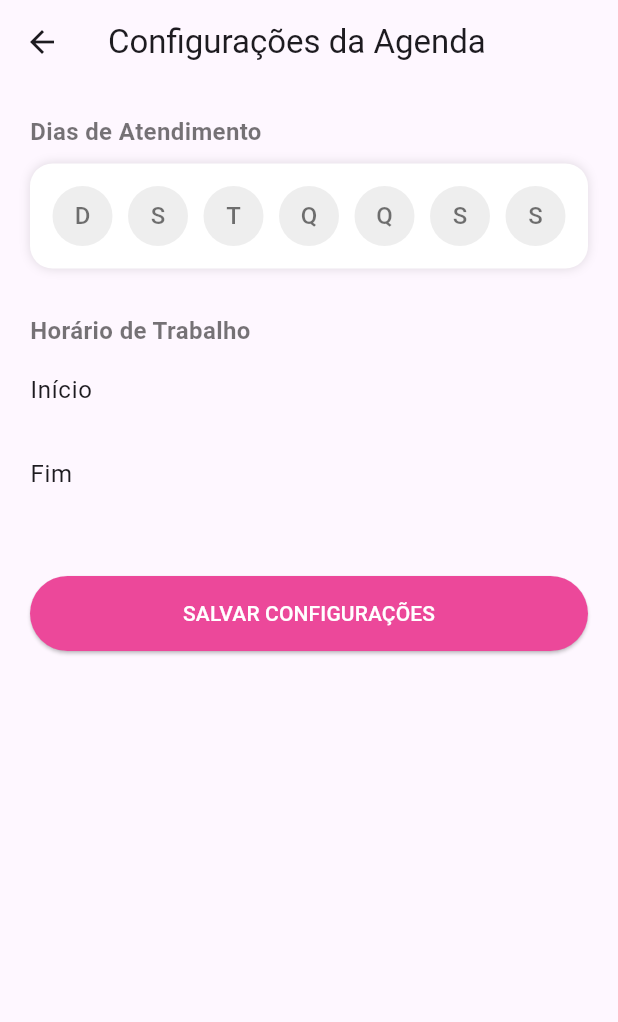
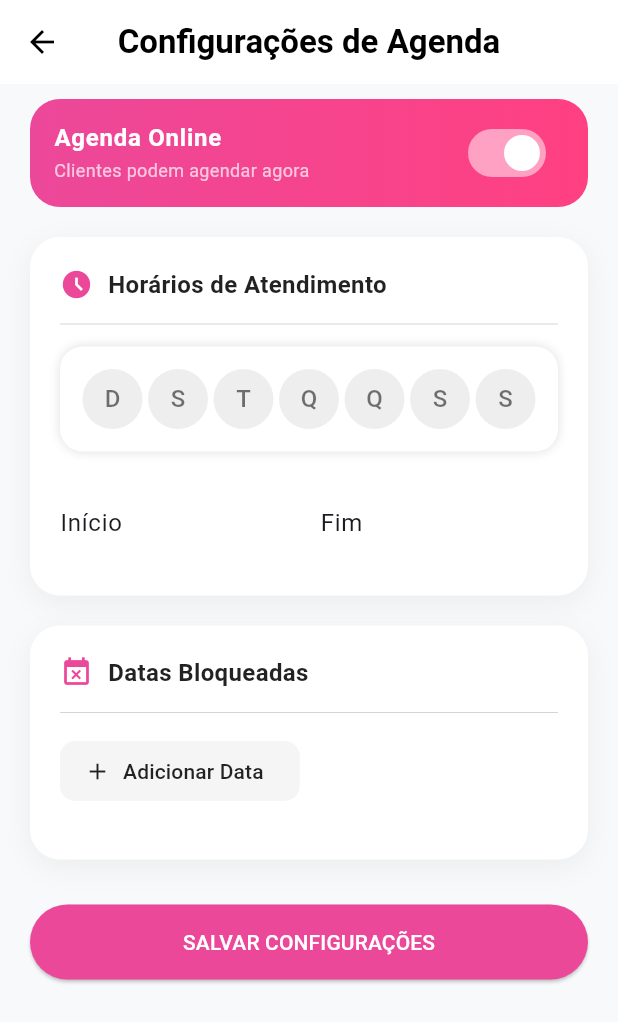
Before and after one commit to PAFONTINHAS/Projeto-Nail-Designer, a Flutter app: the ConfigPage screen opened directly, on a phone screen of 412 x 824 dp. Shown: the top 1022 px of the screen. Run offline on Flutter 3.47's test engine with Material 3 defaults, Android fonts, the phone set to English and light mode, and no system bars; our stand-ins replace cloud_firestore, cloud_functions, firebase_auth, firebase_core, firebase_messaging, logger; accounts and stored records are empty; generated files the repository leaves out were written again.

Commit message:
Configurações de agenda atualizadas. Agora datas individuais podem ser bloqueadas e todo o agendamento pode ser desabilitado. Melhora na UI

```diff
--- a/mobile/lib/features/configuracoes/data/models/agenda_model.dart
+++ b/mobile/lib/features/configuracoes/data/models/agenda_model.dart
@@ -1,4 +1,5 @@
 import 'package:cloud_firestore/cloud_firestore.dart';
+import 'package:mobile/core/utils/helpers.dart';
 import 'package:mobile/features/configuracoes/domain/entities/agenda.dart';
 
 class AgendaModel extends Agenda{
@@ -6,7 +7,9 @@ class AgendaModel extends Agenda{
   AgendaModel({
     required super.diasTrabalho,
     required super.horarioFim,
-    required super.horarioInicio
+    required super.horarioInicio,
+    required super.datasBloqueadas,
+    super.agendaAtiva
   });
 
   factory AgendaModel.fromSnapshot(DocumentSnapshot doc){
@@ -17,6 +20,32 @@ class AgendaModel extends Agenda{
       diasTrabalho: List<int>.from(data['diasTrabalho']),
       horarioFim: data['horarioFim'],
       horarioInicio: data['horarioInicio'],
+      datasBloqueadas: List<String>.from(data['datasBloqueadas'] ?? []),
+      agendaAtiva: data['agendaAtiva']
     );
   }
+
 }
+
+extension ListDateExtension on List<Timestamp>{
+
+  List<DateTime> converterDatas(){
+
+    if(isEmpty) return [];
+
+    final List<DateTime> datas = [];
+
+    for(final timestamp in this){
+
+      final dataConvertida = toDate(timestamp);
+
+      if(dataConvertida == null) continue;
+
+      datas.add(dataConvertida);
+    }
+
+    return datas;
+
+  }
+
+}
--- a/mobile/lib/features/configuracoes/domain/entities/agenda.dart
+++ b/mobile/lib/features/configuracoes/domain/entities/agenda.dart
@@ -2,28 +2,39 @@ class Agenda {
   final List<int> diasTrabalho;
   final String horarioInicio;
   final String horarioFim;
+  final List<String> datasBloqueadas;
+  final bool agendaAtiva;
+
 
   Agenda({
     required this.diasTrabalho,
     required this.horarioInicio,
     required this.horarioFim,
+    required this.datasBloqueadas,
+    this.agendaAtiva = true
   });
 
   Map<String, dynamic> toMap() => {
     'diasTrabalho': diasTrabalho,
     'horarioInicio': horarioInicio,
     'horarioFim': horarioFim,
+    'agendaAtiva': agendaAtiva,
+    'datasBloqueadas': datasBloqueadas
   };
 
   Agenda copyWith({
     List<int>? diasTrabalho,
     String? horarioInicio,
-    String? horarioFim
+    String? horarioFim,
+    List<String>? datasBloqueadas,
+    bool? agendaAtiva,
   }){
     return Agenda(
       horarioFim: horarioFim ?? this.horarioFim,
       diasTrabalho: diasTrabalho ?? this.diasTrabalho,
       horarioInicio: horarioInicio ?? this.horarioInicio,
+      datasBloqueadas: datasBloqueadas ?? this.datasBloqueadas,
+      agendaAtiva: agendaAtiva ?? this.agendaAtiva
     );
   }
 }
--- a/mobile/lib/features/configuracoes/presentation/controllers/configuracoes_controller.dart
+++ b/mobile/lib/features/configuracoes/presentation/controllers/configuracoes_controller.dart
@@ -27,10 +27,19 @@ class ConfiguracoesController extends ChangeNotifier{
   List<int> _selecionados  = [];
   List<int> get selecionados => _selecionados;
 
+  List<String> _datasBloqueadas = [];
+  List<String> get datasBloqueadas => _datasBloqueadas;
+
+  bool _agendaAtiva = true;
+  bool get agendaAtiva => _agendaAtiva;
+
+
   Future<void> fillAgenda() async{
     _selecionados = agenda?.diasTrabalho ?? [];
     _horarioInicio = agenda?.horarioInicio ?? _horarioInicio;
     _horarioFim = agenda?.horarioFim ?? _horarioFim;
+    _datasBloqueadas = agenda?.datasBloqueadas ?? _datasBloqueadas;
+    _agendaAtiva = agenda?.agendaAtiva ?? _agendaAtiva;
 
     notifyListeners();
   }
@@ -65,6 +74,38 @@ class ConfiguracoesController extends ChangeNotifier{
     notifyListeners();
   }
 
+  void toggleAgendaAtiva(bool value){
+    _agendaAtiva = value;
+    notifyListeners();
+  }
+
+  void addDataBloqueada(DateTime date){
+
+    List<String> updatedDates = List.from(_datasBloqueadas);
+
+    String dataFormatada = date.toIso8601String().split('T')[0];
+
+    if(!_datasBloqueadas.contains(dataFormatada)){
+
+      updatedDates.add(dataFormatada);
+    }
+
+    updatedDates.sort((a, b) => a.length.compareTo(b.length));
+
+    _datasBloqueadas = updatedDates;
+    notifyListeners();
+  }
+
+  void removeDataBloqueada(String date){
+    List<String> updatedDates = List.from(_datasBloqueadas);
+
+    updatedDates.remove(date);
+
+    _datasBloqueadas = updatedDates;
+
+    notifyListeners();
+
+  }
 
   Agenda? _agenda;
   Agenda? get agenda => _agenda;
@@ -82,7 +123,7 @@ class ConfiguracoesController extends ChangeNotifier{
 
   Future<Agenda> buildUpdatedAgenda() async{
 
-    return Agenda(diasTrabalho: _selecionados, horarioInicio: _horarioInicio, horarioFim: _horarioFim);
+    return Agenda(diasTrabalho: _selecionados, horarioInicio: _horarioInicio, horarioFim: _horarioFim, datasBloqueadas: datasBloqueadas, agendaAtiva: agendaAtiva);
   }
 
   Future<void> updateAgenda(Agenda agenda, BuildContext context) async{
--- a/mobile/lib/features/configuracoes/presentation/pages/config_page.dart
+++ b/mobile/lib/features/configuracoes/presentation/pages/config_page.dart
@@ -1,8 +1,10 @@
+import 'package:logger/logger.dart';
 import 'package:flutter/material.dart';
-import 'package:logger/logger.dart';
+import 'package:provider/provider.dart';
+import 'package:mobile/features/configuracoes/presentation/widgets/time_picker_widget.dart';
+import 'package:mobile/features/configuracoes/presentation/widgets/date_selector_widget.dart';
+import 'package:mobile/features/configuracoes/presentation/handlers/agenda_actions_handler.dart';
 import 'package:mobile/features/configuracoes/presentation/controllers/configuracoes_controller.dart';
-import 'package:mobile/features/configuracoes/presentation/handlers/agenda_actions_handler.dart';
-import 'package:provider/provider.dart';
 
 final logger = Logger();
 class ConfigPage extends StatefulWidget {
@@ -16,40 +18,66 @@ class _ConfigPageState extends State<ConfigPage> {
 
 @override
 Widget build(BuildContext context) {
-    final controller = context.read<ConfiguracoesController>();
+  final controller = context.watch<ConfiguracoesController>();
 
   return Scaffold(
-      appBar: AppBar(title: const Text("Configurações da Agenda")),
+    backgroundColor: const Color(0xFFF8F9FA), // Fundo levemente acinzentado para destacar os cards
+    appBar: AppBar(
+      title: const Text("Configurações de Agenda", style: TextStyle(fontWeight: FontWeight.bold)),
+      centerTitle: true,
+      elevation: 0,
+      backgroundColor: Colors.white,
+      foregroundColor: Colors.black,
+    ),
     body: SingleChildScrollView(
-        padding: const EdgeInsets.all(20),
+      padding: const EdgeInsets.symmetric(horizontal: 20, vertical: 10),
       child: Column(
-          crossAxisAlignment: CrossAxisAlignment.start,
         children: [
-            SectionTitle(title: "Dias de Atendimento"),
-            const SizedBox(height: 10),
-            const DiasSelector(),
-            const SizedBox(height: 30),
-            SectionTitle(title: "Horário de Trabalho"),
+          // SEÇÃO 1: STATUS DA AGENDA
+          _buildStatusCard(controller),
+          const SizedBox(height: 20),
 
-            Selector<ConfiguracoesController, String>(
-              selector: (_, controller) => controller.horarioInicio,
-              builder: (context, value, child) => TimePickerTile(
+          // SEÇÃO 2: DIAS E HORÁRIOS
+          _buildCard(
+            title: "Horários de Atendimento",
+            icon: Icons.access_time_filled,
+            child: Column(
+              children: [
+                const DateSelectorWidget(),
+                const SizedBox(height: 20),
+                Row(
+                  children: [
+                    Expanded(
+                      child: TimePickerTileWidget(
                         label: "Início",
-                time: value,
-                onTap: () async => await _selectTime(context, true),
+                        time: controller.horarioInicio,
+                        onTap: () => _selectTime(context, true),
                       ),
                     ),
-
-            Selector<ConfiguracoesController, String>(
-              selector: (_, controller) => controller.horarioFim,
-              builder: (context, value, child) => TimePickerTile(
+                    const SizedBox(width: 15),
+                    Expanded(
+                      child: TimePickerTileWidget(
                         label: "Fim",
-                time: value,
-                onTap: () async => await _selectTime(context, false),
+                        time: controller.horarioFim,
+                        onTap: () => _selectTime(context, false),
                       ),
                     ),
+                  ],
+                ),
+              ],
+            ),
+          ),
+          const SizedBox(height: 20),
 
-            const SizedBox(height: 40),
+          // SEÇÃO 3: BLOQUEIO DE DATAS
+          _buildCard(
+            title: "Datas Bloqueadas",
+            icon: Icons.event_busy,
+            child: _buildDatasBloqueadasSection(context, controller),
+          ),
+
+          const SizedBox(height: 30),
+
           SizedBox(
             width: double.infinity,
             child: ElevatedButton(
@@ -60,19 +88,119 @@ class _ConfigPageState extends State<ConfigPage> {
               onPressed: () async => await AgendaActionsHandler.handleUpdateAgenda(context),
               child: const Text("SALVAR CONFIGURAÇÕES", style: TextStyle(color: Colors.white)),
             ),
-            )
+          ),
+
+          const SizedBox(height: 40),
         ],
       ),
     ),
   );
 }
 
-  Future<void> _selectTime(BuildContext context, bool isInicio) async{
+// Card Genérico para as seções
+Widget _buildCard({required String title, required IconData icon, required Widget child}) {
+  return Container(
+    padding: const EdgeInsets.all(20),
+    decoration: BoxDecoration(
+      color: Colors.white,
+      borderRadius: BorderRadius.circular(20),
+      boxShadow: [BoxShadow(color: Colors.black.withOpacity(0.05), blurRadius: 15, offset: const Offset(0, 5))],
+    ),
+    child: Column(
+      crossAxisAlignment: CrossAxisAlignment.start,
+      children: [
+        Row(
+          children: [
+            Icon(icon, color: const Color(0xFFEC489A), size: 22),
+            const SizedBox(width: 10),
+            Text(title, style: const TextStyle(fontSize: 16, fontWeight: FontWeight.bold, color: Colors.black87)),
+          ],
+        ),
+        const Divider(height: 30, thickness: 0.5),
+        child,
+      ],
+    ),
+  );
+}
 
+// Card de Status com o Switch
+Widget _buildStatusCard(ConfiguracoesController controller) {
+  return Container(
+    decoration: BoxDecoration(
+      gradient: LinearGradient(
+        colors: controller.agendaAtiva
+          ? [const Color(0xFFEC489A), Colors.pinkAccent]
+          : [Colors.grey, Colors.grey[400]!],
+      ),
+      borderRadius: BorderRadius.circular(20),
+    ),
+    child: SwitchListTile(
+      value: controller.agendaAtiva,
+      onChanged: (val) => controller.toggleAgendaAtiva(val),
+      title: const Text("Agenda Online", style: TextStyle(color: Colors.white, fontWeight: FontWeight.bold)),
+      subtitle: Text(
+        controller.agendaAtiva ? "Clientes podem agendar agora" : "Agendamentos pausados no site",
+        style: const TextStyle(color: Colors.white70, fontSize: 12),
+      ),
+      activeThumbColor: Colors.white,
+    ),
+  );
+}
+
+// Seção de Chips para Datas Bloqueadas
+Widget _buildDatasBloqueadasSection(BuildContext context, ConfiguracoesController controller) {
+  return Column(
+    crossAxisAlignment: CrossAxisAlignment.start,
+    children: [
+      ElevatedButton.icon(
+        style: ElevatedButton.styleFrom(
+          backgroundColor: Colors.grey[100],
+          foregroundColor: Colors.black87,
+          elevation: 0,
+          shape: RoundedRectangleBorder(borderRadius: BorderRadius.circular(10)),
+        ),
+        onPressed: () async {
+          final date = await showDatePicker(
+            context: context,
+            initialDate: DateTime.now(),
+            firstDate: DateTime.now(),
+            lastDate: DateTime.now().add(const Duration(days: 365)),
+          );
+          if (date != null) controller.addDataBloqueada(date);
+        },
+        icon: const Icon(Icons.add, size: 18),
+        label: const Text("Adicionar Data"),
+      ),
+      const SizedBox(height: 15),
+      Wrap(
+        spacing: 8,
+        runSpacing: 8,
+        children: controller.datasBloqueadas.map((dateStr) {
+          // Formata para BR apenas na exibição
+          final parts = dateStr.split('-');
+          final displayDate = "${parts[2]}/${parts[1]}/${parts[0]}";
+
+          return Chip(
+            label: Text(displayDate, style: const TextStyle(fontSize: 12)),
+            backgroundColor: const Color(0xFFFFF0F6),
+            side: BorderSide.none,
+            shape: RoundedRectangleBorder(borderRadius: BorderRadius.circular(10)),
+            deleteIcon: const Icon(Icons.cancel, size: 16, color: Color(0xFFEC489A)),
+            onDeleted: () => controller.removeDataBloqueada(dateStr),
+          );
+        }).toList(),
+      ),
+    ],
+  );
+}
+
+
+Future<void> _selectTime(BuildContext context, bool isInicio) async {
   final controller = context.read<ConfiguracoesController>();
 
-
-    final String horaAtual = isInicio? controller.horarioInicio : controller.horarioFim;
+  final String horaAtual = isInicio
+      ? controller.horarioInicio
+      : controller.horarioFim;
 
   final TimeOfDay initialTime = TimeOfDay(
     hour: int.parse(horaAtual.split(":")[0]),
@@ -96,8 +224,9 @@ class _ConfigPageState extends State<ConfigPage> {
     },
   );
 
-    if(picked != null){
-      final String formattedTime = "${picked.hour.toString().padLeft(2, '0')}:${picked.minute.toString().padLeft(2, '0')}";
+  if (picked != null) {
+    final String formattedTime =
+        "${picked.hour.toString().padLeft(2, '0')}:${picked.minute.toString().padLeft(2, '0')}";
 
     if (isInicio) {
       controller.setHorarioInicio(formattedTime);
@@ -106,95 +235,4 @@ class _ConfigPageState extends State<ConfigPage> {
     }
   }
 }
-
-
 }
-
-
-class TimePickerTile extends StatelessWidget {
-  const TimePickerTile({super.key, required this.label, required this.time, required this.onTap});
-
-  final String label;
-  final String time;
-  final VoidCallback onTap;
-  @override
-  Widget build(BuildContext context) {
-    return ListTile(
-      contentPadding: EdgeInsets.zero,
-      title: Text(label),
-      trailing: Text(time, style: const TextStyle(fontWeight: FontWeight.bold, fontSize: 18, color: Color(0xFFEC489A))),
-      onTap: onTap
-    );
-  }
-
-}
-
-class SectionTitle extends StatelessWidget {
-  const SectionTitle({super.key, required this.title});
-
-  final String title;
-
-  @override
-  Widget build(BuildContext context) {
-    return Text(title, style: const TextStyle(fontSize: 16, fontWeight: FontWeight.bold, color: Colors.black54));
-
-  }
-}
-
-class DiasSelector extends StatefulWidget {
-  const DiasSelector({super.key});
-
-  @override
-  State<DiasSelector> createState() => _DiasSelectorState();
-}
-
-class _DiasSelectorState extends State<DiasSelector> {
-  @override
-  Widget build(BuildContext context) {
-
-    final List<String> diasSemana = ["D", "S", "T", "Q", "Q", "S", "S"];
-
-    return Container(
-      padding: const EdgeInsets.all(15),
-      decoration: BoxDecoration(
-        color: Colors.white,
-        borderRadius: BorderRadius.circular(15),
-        boxShadow: [BoxShadow(color: Colors.black12, blurRadius: 5)],
-      ),
-      child: Selector<ConfiguracoesController, List<int>>(
-        selector: (_, controller) => controller.selecionados,
-        builder: (context, selecionados, child) {
-          final controller = context.read<ConfiguracoesController>();
-          controller.orderDiasSelecionados();
-
-          Logger().i("Dias selecionados:  $selecionados");
-          return Row(
-            mainAxisAlignment: MainAxisAlignment.spaceBetween,
-            children: List.generate(7, (index) {
-              final isSelected = selecionados.contains(index);
-              return GestureDetector(
-                onTap: () {
-                  isSelected
-                      ? controller.removeDiaSelecionado(index)
-                      : controller.addDiaSelecionado(index); // selecionados.remove(index) : selecionados.add(index);
-                },
-                child: CircleAvatar(
-                  backgroundColor: isSelected
-                      ? const Color(0xFFEC489A)
-                      : Colors.grey[200],
-                  child: Text(
-                    diasSemana[index],
-                    style: TextStyle(
-                      color: isSelected ? Colors.white : Colors.black54,
-                    ),
-                  ),
-                ),
-              );
-            }),
-          );
-        },
-      ),
-
-    );
-  }
-}
--- /dev/null
+++ b/mobile/lib/features/configuracoes/presentation/widgets/date_selector_widget.dart
@@ -0,0 +1,62 @@
+import 'package:flutter/material.dart';
+import 'package:logger/logger.dart';
+import 'package:mobile/features/configuracoes/presentation/controllers/configuracoes_controller.dart';
+import 'package:provider/provider.dart';
+
+class DateSelectorWidget extends StatefulWidget {
+  const DateSelectorWidget({super.key});
+
+  @override
+  State<DateSelectorWidget> createState() => _DiasSelectorState();
+}
+
+class _DiasSelectorState extends State<DateSelectorWidget> {
+  @override
+  Widget build(BuildContext context) {
+    final List<String> diasSemana = ["D", "S", "T", "Q", "Q", "S", "S"];
+
+    return Container(
+      padding: const EdgeInsets.all(15),
+      decoration: BoxDecoration(
+        color: Colors.white,
+        borderRadius: BorderRadius.circular(15),
+        boxShadow: [BoxShadow(color: Colors.black12, blurRadius: 5)],
+      ),
+      child: Selector<ConfiguracoesController, List<int>>(
+        selector: (_, controller) => controller.selecionados,
+        builder: (context, selecionados, child) {
+          final controller = context.read<ConfiguracoesController>();
+          controller.orderDiasSelecionados();
+
+          Logger().i("Dias selecionados:  $selecionados");
+          return Row(
+            mainAxisAlignment: MainAxisAlignment.spaceBetween,
+            children: List.generate(7, (index) {
+              final isSelected = selecionados.contains(index);
+              return GestureDetector(
+                onTap: () {
+                  isSelected
+                      ? controller.removeDiaSelecionado(index)
+                      : controller.addDiaSelecionado(
+                          index,
+                        ); // selecionados.remove(index) : selecionados.add(index);
+                },
+                child: CircleAvatar(
+                  backgroundColor: isSelected
+                      ? const Color(0xFFEC489A)
+                      : Colors.grey[200],
+                  child: Text(
+                    diasSemana[index],
+                    style: TextStyle(
+                      color: isSelected ? Colors.white : Colors.black54,
+                    ),
+                  ),
+                ),
+              );
+            }),
+          );
+        },
+      ),
+    );
+  }
+}
--- /dev/null
+++ b/mobile/lib/features/configuracoes/presentation/widgets/time_picker_widget.dart
@@ -0,0 +1,19 @@
+import 'package:flutter/material.dart';
+
+class TimePickerTileWidget extends StatelessWidget {
+  const TimePickerTileWidget({super.key, required this.label, required this.time, required this.onTap});
+
+  final String label;
+  final String time;
+  final VoidCallback onTap;
+  @override
+  Widget build(BuildContext context) {
+    return ListTile(
+      contentPadding: EdgeInsets.zero,
+      title: Text(label),
+      trailing: Text(time, style: const TextStyle(fontWeight: FontWeight.bold, fontSize: 18, color: Color(0xFFEC489A))),
+      onTap: onTap
+    );
+  }
+
+}
--- a/mobile/pubspec.yaml
+++ b/mobile/pubspec.yaml
@@ -42,6 +42,7 @@ dependencies:
   provider: ^6.1.5+1
   logger: ^2.6.2
   url_launcher: ^6.3.2
+  flutter_launcher_icons: ^0.14.4
 
 dev_dependencies:
   flutter_test:
@@ -53,7 +54,6 @@ dev_dependencies:
   # package. See that file for information about deactivating specific lint
   # rules and activating additional ones.
   flutter_lints: ^5.0.0
-  flutter_launcher_icons: ^0.14.4
 
 
 # For information on the generic Dart part of this file, see the
```
Also changed, not shown: mobile/lib/core/utils/helpers.dart (added, +10 -0 lines), mobile/lib/features/home/presentation/pages/home_page.dart (+1 -8 lines), mobile/pubspec.lock, 5 other files. Lines whose indentation alone changed are shown as unchanged.
